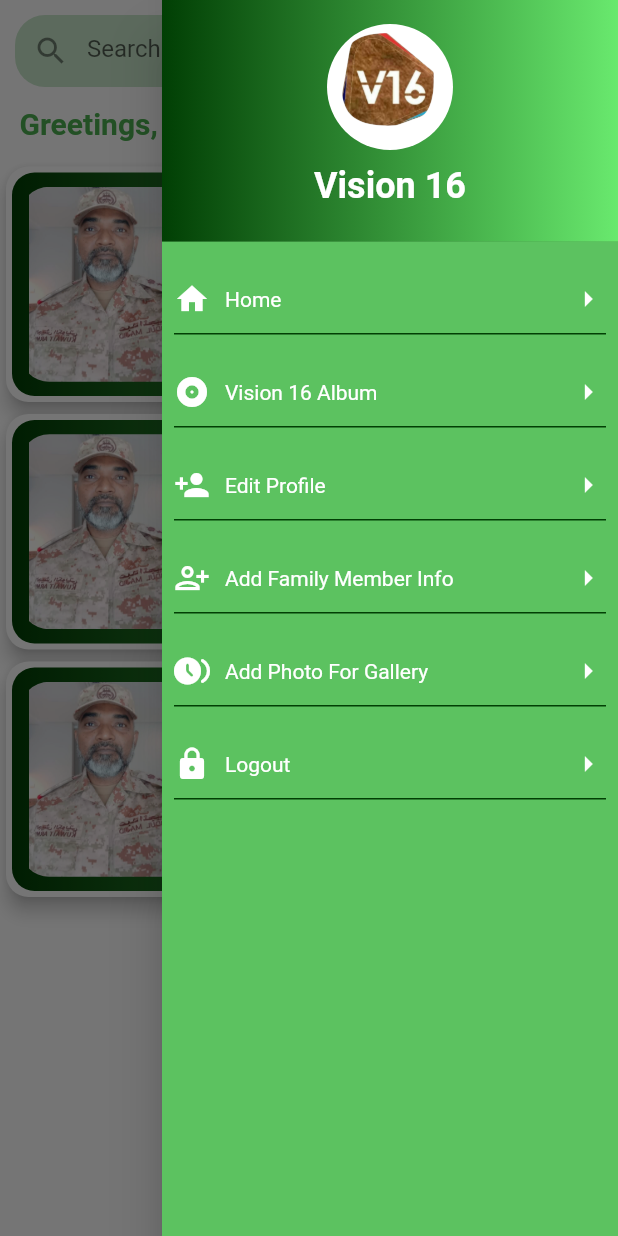
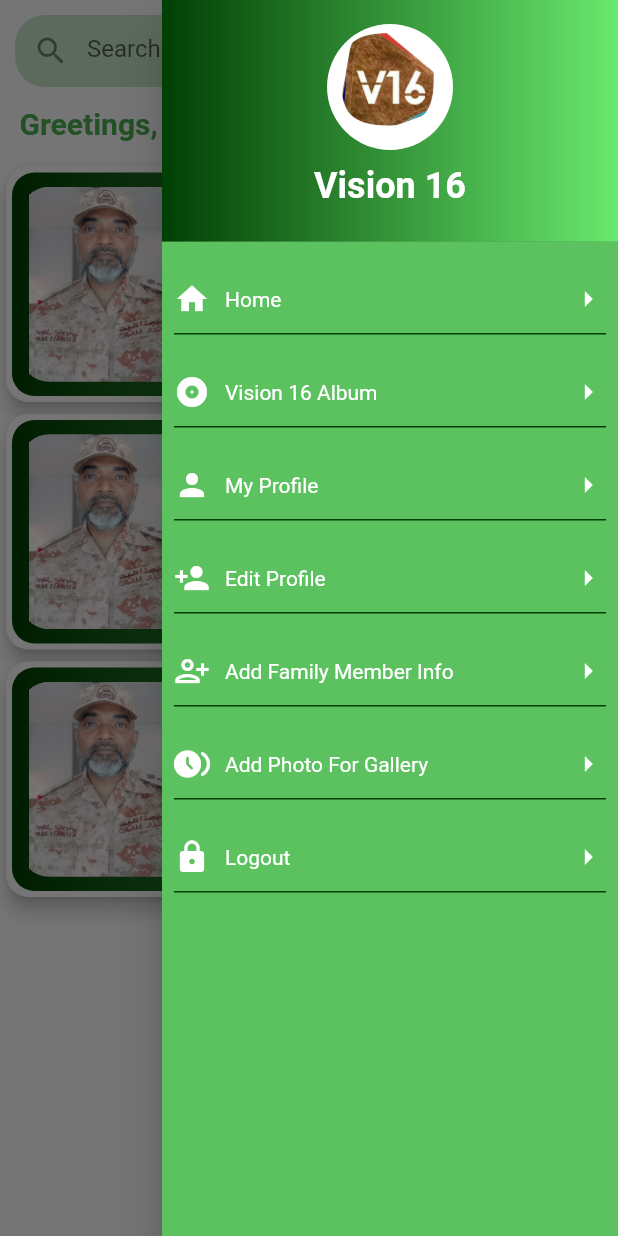
Before and after one commit to merajhossain028/sena_community_app_v16, a Flutter app: the Home screen opened directly, with the side drawer open, on a phone screen of 412 x 824 dp. Run offline on Flutter 3.47's test engine with Material 2 defaults, Android fonts, the phone set to English and light mode, and no system bars; drawn by our look-alikes of animated_text_kit; our stand-ins replace animated_splash_screen, carousel_slider, flutter_easyloading, google_fonts, hive, hive_flutter and 1 more; accounts and stored records are empty.

Commit message:
rahat push

```diff
--- a/lib/screens/home/components/body.dart
+++ b/lib/screens/home/components/body.dart
@@ -59,7 +59,7 @@ class Body extends StatelessWidget {
                     decoration: BoxDecoration(
                         color: Colors.green.withOpacity(0.3),
                         shape: BoxShape.circle),
-                    child: Icon(Icons.menu),
+                    child: const Icon(Icons.menu),
 
                   ),
                   onTap: (){
--- a/lib/screens/home/home.dart
+++ b/lib/screens/home/home.dart
@@ -1,5 +1,6 @@
 import 'package:flutter/material.dart';
 import 'components/body.dart';
+import 'models/custom_drawer.dart';
 
 class Home extends StatelessWidget {
   const Home({Key? key}) : super(key: key);
@@ -12,114 +13,3 @@ class Home extends StatelessWidget {
     );
   }
 }
-
-class CustomDrawer extends StatelessWidget {
-  const CustomDrawer({
-    Key? key,
-  }) : super(key: key);
-
-  @override
-  Widget build(BuildContext context) {
-    return SafeArea(
-      child: Drawer(
-        child: Container(
-          decoration: const BoxDecoration(
-            color: Color(0xFF5CC260),
-          ),
-          child: ListView(
-            // Important: Remove any padding from the ListView.
-            padding: EdgeInsets.zero,
-            children: [
-              DrawerHeader(
-                decoration: const BoxDecoration(
-                  gradient: LinearGradient(
-                    colors: [
-                      Color(0xFF013F04),
-                      Color(0xFF69E96E),
-                    ],
-                  ),
-                ),
-                child: Column(
-                  children: const [
-                    CircleAvatar(
-                      radius: 42,
-                      backgroundColor: Colors.white,
-                      backgroundImage: AssetImage('assets/images/v16.png'),
-                    ),
-                    SizedBox(height: 10),
-                    Text(
-                      'Vision 16',
-                      style: TextStyle(
-                        color: Colors.white,
-                        fontSize: 24,
-                        fontWeight: FontWeight.bold,
-                      ),
-                    ),
-                    SizedBox(height: 10),
-                  ],
-                ),
-              ),
-              CustomListTile(Icons.home, "Home", () {}),
-              CustomListTile(Icons.album, "Vision 16 Album", () {}),
-              CustomListTile(Icons.person_add, "Edit Profile", () {}),
-              CustomListTile(
-                  Icons.person_add_alt, "Add Family Member Info", () {}),
-              CustomListTile(
-                  Icons.browse_gallery_rounded, "Add Photo For Gallery", () {}),
-              CustomListTile(Icons.lock, "Logout", () {}),
-            ],
-          ),
-        ),
-      ),
-    );
-  }
-}
-
-// ignore: must_be_immutable
-class CustomListTile extends StatelessWidget {
-  IconData icon;
-  String text;
-  Function onTap;
-  CustomListTile(this.icon, this.text, this.onTap, {Key? key})
-      : super(key: key);
-
-  @override
-  Widget build(BuildContext context) {
-    return Padding(
-      padding: const EdgeInsets.all(8.0),
-      child: Container(
-        decoration: const BoxDecoration(
-            border: Border(bottom: BorderSide(color: Color(0xFF013F04)))),
-        child: InkWell(
-          splashColor: Colors.greenAccent,
-          onTap: onTap(),
-          child: SizedBox(
-            height: 45,
-            child: Row(
-              mainAxisAlignment: MainAxisAlignment.spaceBetween,
-              children: [
-                Row(
-                  children: [
-                    Icon(
-                      icon,
-                      color: Colors.white,
-                    ),
-                    const SizedBox(width: 10),
-                    Text(
-                      text,
-                      style: const TextStyle(color: Colors.white),
-                    ),
-                  ],
-                ),
-                const Icon(
-                  Icons.arrow_right,
-                  color: Colors.white,
-                ),
-              ],
-            ),
-          ),
-        ),
-      ),
-    );
-  }
-}
--- /dev/null
+++ b/lib/screens/home/models/custom_drawer.dart
@@ -0,0 +1,113 @@
+import 'package:flutter/material.dart';
+
+class CustomDrawer extends StatelessWidget {
+  const CustomDrawer({
+    Key? key,
+  }) : super(key: key);
+
+  @override
+  Widget build(BuildContext context) {
+    return SafeArea(
+      child: Drawer(
+        child: Container(
+          decoration: const BoxDecoration(
+            color: Color(0xFF5CC260),
+          ),
+          child: ListView(
+            // Important: Remove any padding from the ListView.
+            padding: EdgeInsets.zero,
+            children: [
+              DrawerHeader(
+                decoration: const BoxDecoration(
+                  gradient: LinearGradient(
+                    colors: [
+                      Color(0xFF013F04),
+                      Color(0xFF69E96E),
+                    ],
+                  ),
+                ),
+                child: Column(
+                  children: const [
+                    CircleAvatar(
+                      radius: 42,
+                      backgroundColor: Colors.white,
+                      backgroundImage: AssetImage('assets/images/v16.png'),
+                    ),
+                    SizedBox(height: 10),
+                    Text(
+                      'Vision 16',
+                      style: TextStyle(
+                        color: Colors.white,
+                        fontSize: 24,
+                        fontWeight: FontWeight.bold,
+                      ),
+                    ),
+                    SizedBox(height: 10),
+                  ],
+                ),
+              ),
+              CustomListTile(Icons.home, "Home", () {}),
+              CustomListTile(Icons.album, "Vision 16 Album", () {}),
+              CustomListTile(Icons.person, "My Profile", () {}),
+              CustomListTile(Icons.person_add, "Edit Profile", () {}),
+              CustomListTile(
+                  Icons.person_add_alt, "Add Family Member Info", () {}),
+              CustomListTile(
+                  Icons.browse_gallery_rounded, "Add Photo For Gallery", () {}),
+              CustomListTile(Icons.lock, "Logout", () {}),
+            ],
+          ),
+        ),
+      ),
+    );
+  }
+}
+
+// ignore: must_be_immutable
+class CustomListTile extends StatelessWidget {
+  IconData icon;
+  String text;
+  Function onTap;
+  CustomListTile(this.icon, this.text, this.onTap, {Key? key})
+      : super(key: key);
+
+  @override
+  Widget build(BuildContext context) {
+    return Padding(
+      padding: const EdgeInsets.all(8.0),
+      child: Container(
+        decoration: const BoxDecoration(
+            border: Border(bottom: BorderSide(color: Color(0xFF013F04)))),
+        child: InkWell(
+          splashColor: Colors.greenAccent,
+          onTap: onTap(),
+          child: SizedBox(
+            height: 45,
+            child: Row(
+              mainAxisAlignment: MainAxisAlignment.spaceBetween,
+              children: [
+                Row(
+                  children: [
+                    Icon(
+                      icon,
+                      color: Colors.white,
+                    ),
+                    const SizedBox(width: 10),
+                    Text(
+                      text,
+                      style: const TextStyle(color: Colors.white),
+                    ),
+                  ],
+                ),
+                const Icon(
+                  Icons.arrow_right,
+                  color: Colors.white,
+                ),
+              ],
+            ),
+          ),
+        ),
+      ),
+    );
+  }
+}
--- a/lib/screens/wrapper.dart
+++ b/lib/screens/wrapper.dart
@@ -1,8 +1,7 @@
 import 'package:flutter/material.dart';
+import 'package:sena_community_app/screens/profile/profile.dart';
 import 'package:sena_community_app/screens/splash_screen/splash_screen.dart';
-
 import '../helpers/size_config/size_config.dart' show ScreenSize;
-import 'home/home.dart';
 
 class Wrapper extends StatelessWidget {
   final ScreenSize _sizeConfig = ScreenSize();
@@ -12,6 +11,6 @@ class Wrapper extends StatelessWidget {
   @override
   Widget build(BuildContext context) {
     _sizeConfig.init(context);
-    return const Home();
+    return const ProfilePage();
   }
 }
--- a/pubspec.yaml
+++ b/pubspec.yaml
@@ -29,6 +29,7 @@ environment:
 dependencies:
   animated_splash_screen: ^1.2.0
   animated_text_kit: ^4.2.1
+  carousel_slider: ^4.1.1
   cupertino_icons: ^1.0.2
   flutter:
     sdk: flutter
```
Also changed, not shown: lib/screens/profile/components/body.dart (added, +232 -0 lines), lib/screens/profile/family_info_slider/family_info_slider.dart (added, +22 -0 lines), lib/screens/profile/profile.dart (added, +16 -0 lines), pubspec.lock.
